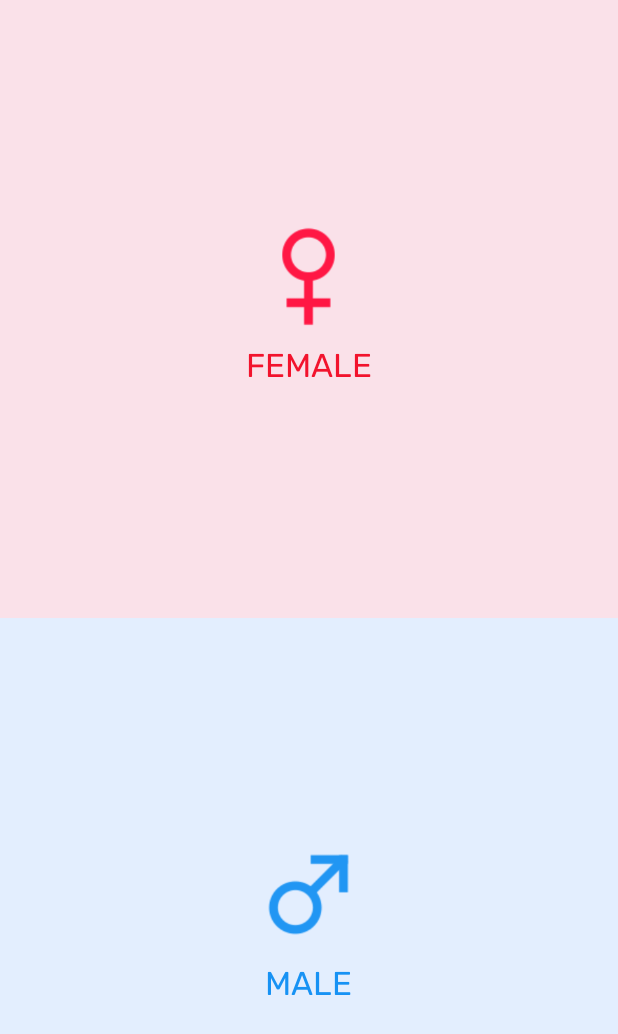
After one commit to AleksandarTheGreat/Nutrition, an Android app: the fragment FragmentAutomaticMacros placed in its activity, on a phone screen of 412 x 824 dp. The commit adds this screen. Shown: the top 1034 px of the screen. Run offline under Robolectric (Android 15) with nearby library versions, the phone set to English and light mode, and no system bars.

Commit message:
Added just something to add macros and also fixed some fonts

```diff
--- a/app/src/main/java/com/example/nutrition/Adapters/MyIntroFragAdapter.java
+++ b/app/src/main/java/com/example/nutrition/Adapters/MyIntroFragAdapter.java
@@ -92,7 +92,7 @@ public class MyIntroFragAdapter extends FragmentStateAdapter {
         if (!isNightModeActive)
             color = R.color.black;
 
-        fragmentList.add(new FragmentIntroduction(new Macronutrient("Macronutrients", "Quickly learn about Proteins, Calories, Carbohydrates and Sugars.\n\n", R.drawable.icon_hello, color), isNightModeActive));
+        fragmentList.add(new FragmentIntroduction(new Macronutrient("Definitions", "Quickly learn about Proteins, Calories, Carbohydrates and Sugars.\n\n", R.drawable.icon_hello, color), isNightModeActive));
         fragmentList.add(new FragmentIntroduction(
                 new Macronutrient("Protein", "Proteins are large biomolecules and macromolecules that comprise one or more long chains of amino acid residues.\n\nIn short terms they are important for muscle growth.", R.drawable.ic_steak, R.color.colorProtein), isNightModeActive));
         fragmentList.add(new FragmentIntroduction(
--- a/app/src/main/java/com/example/nutrition/Fragments/FragmentAllDays.java
+++ b/app/src/main/java/com/example/nutrition/Fragments/FragmentAllDays.java
@@ -144,8 +144,9 @@ public class FragmentAllDays extends Fragment implements IEssentials {
             toaster.text("Going there now");
         });
 
-        binding.buttonCalculateMacros.setOnClickListener(view -> {
-            toaster.text("Not ready yet, babe ;)");
+        binding.buttonPickPredefinedMacros.setOnClickListener(view -> {
+            MyFragmentManager.change2(appCompatActivity, new FragmentAutomaticMacros(appCompatActivity), false);
+            toaster.text("Starting to be ready, babe ;)");
         });
 
     }
--- /dev/null
+++ b/app/src/main/java/com/example/nutrition/Fragments/FragmentAutomaticMacros.java
@@ -0,0 +1,64 @@
+package com.example.nutrition.Fragments;
+
+import android.os.Bundle;
+
+import androidx.appcompat.app.AppCompatActivity;
+import androidx.core.content.ContextCompat;
+import androidx.fragment.app.Fragment;
+
+import android.view.LayoutInflater;
+import android.view.View;
+import android.view.ViewGroup;
+
+import com.example.nutrition.Helper.IEssentials;
+import com.example.nutrition.Helper.Toaster;
+import com.example.nutrition.R;
+import com.example.nutrition.Utils.ThemeUtils;
+import com.example.nutrition.databinding.FragmentAutomaticMacrosBinding;
+
+
+public class FragmentAutomaticMacros extends Fragment implements IEssentials {
+
+    private AppCompatActivity appCompatActivity;
+    private FragmentAutomaticMacrosBinding binding;
+    private Toaster toaster;
+
+    public FragmentAutomaticMacros() {
+        // Required empty public constructor
+    }
+
+    public FragmentAutomaticMacros(AppCompatActivity appCompatActivity){
+        this.appCompatActivity = appCompatActivity;
+    }
+
+    @Override
+    public View onCreateView(LayoutInflater inflater, ViewGroup container, Bundle savedInstanceState) {
+        binding = FragmentAutomaticMacrosBinding.bind(inflater.inflate(R.layout.fragment_automatic_macros, container, false));
+
+        instantiateObjects();
+        additionalThemeChanges();
+        addEventListeners();
+
+        return binding.getRoot();
+    }
+
+    @Override
+    public void instantiateObjects() {
+        toaster = new Toaster(getContext());
+    }
+
+    @Override
+    public void addEventListeners() {
+        binding.linearLayoutMale.setOnClickListener(view -> {
+            MyFragmentManager.change2(appCompatActivity, new FragmentPredefinedMacros("male", appCompatActivity), false);
+        });
+
+        binding.linearLayoutFemale.setOnClickListener(view -> {
+            MyFragmentManager.change2(appCompatActivity, new FragmentPredefinedMacros("female", appCompatActivity), false);
+        });
+    }
+
+    public void additionalThemeChanges(){
+
+    }
+}
--- a/app/src/main/java/com/example/nutrition/Fragments/MyFragmentManager.java
+++ b/app/src/main/java/com/example/nutrition/Fragments/MyFragmentManager.java
@@ -49,6 +49,7 @@ public class MyFragmentManager {
         } else {
             fragmentManager
                     .beginTransaction()
+                    .setCustomAnimations(R.anim.right_to_center, R.anim.center_to_left, R.anim.left_to_center, R.anim.center_to_right)
                     .replace(R.id.fragmentContainerViewSection3Activity, fragment)
                     .commit();
         }
--- a/app/src/main/res/layout/fragment_all_days.xml
+++ b/app/src/main/res/layout/fragment_all_days.xml
@@ -91,11 +91,11 @@
                         />
 
                     <Button
-                        android:id="@+id/buttonCalculateMacros"
+                        android:id="@+id/buttonPickPredefinedMacros"
                         android:layout_width="match_parent"
                         android:layout_height="wrap_content"
                         android:layout_marginHorizontal="8dp"
-                        android:text="Calculate Macros"/>
+                        android:text="Pick Predefined"/>
 
                 </LinearLayout>
 
--- /dev/null
+++ b/app/src/main/res/layout/fragment_automatic_macros.xml
@@ -0,0 +1,66 @@
+<?xml version="1.0" encoding="utf-8"?>
+<LinearLayout xmlns:android="http://schemas.android.com/apk/res/android"
+    xmlns:tools="http://schemas.android.com/tools"
+    android:layout_width="match_parent"
+    android:layout_height="match_parent"
+    android:orientation="vertical"
+    android:gravity="center"
+    tools:context=".Fragments.FragmentAutomaticMacros">
+
+
+    <LinearLayout
+        android:id="@+id/linearLayoutFemale"
+        android:layout_width="match_parent"
+        android:layout_height="wrap_content"
+        android:layout_weight="1"
+        android:gravity="center"
+        android:background="@color/colorProteinCardBack"
+        android:orientation="vertical">
+
+        <ImageView
+            android:layout_width="70dp"
+            android:layout_height="70dp"
+            android:layout_marginBottom="8dp"
+            android:src="@drawable/ic_female"
+            />
+
+        <TextView
+            android:id="@+id/textViewFemale"
+            android:layout_width="wrap_content"
+            android:layout_height="wrap_content"
+            android:text="FEMALE"
+            android:textSize="22sp"
+            android:textColor="@color/colorProtein"
+            />
+
+    </LinearLayout>
+
+    <LinearLayout
+        android:id="@+id/linearLayoutMale"
+        android:layout_width="match_parent"
+        android:layout_height="wrap_content"
+        android:layout_weight="1"
+        android:gravity="center"
+        android:background="@color/colorSugarCardBack"
+        android:orientation="vertical">
+
+        <ImageView
+            android:layout_width="70dp"
+            android:layout_height="70dp"
+            android:layout_marginBottom="8dp"
+            android:src="@drawable/ic_male"
+            />
+
+        <TextView
+            android:id="@+id/textViewMale"
+            android:layout_width="wrap_content"
+            android:layout_height="wrap_content"
+            android:text="MALE"
+            android:textSize="22sp"
+            android:textColor="@color/colorSugar"
+            />
+
+    </LinearLayout>
+
+
+</LinearLayout>
```
Also changed, not shown: app/src/main/java/com/example/nutrition/Fragments/FragmentPredefinedMacros.java (added, +63 -0 lines), app/src/main/java/com/example/nutrition/Helper/HelperFragmentADay.java (+13 -4 lines), app/src/main/res/layout/fragment_predefined_macros.xml (added, +16 -0 lines), app/src/main/res/drawable/ic_female.png (added), app/src/main/res/drawable/ic_male.png (added), app/src/main/res/font/rubik_bold.ttf (added).
